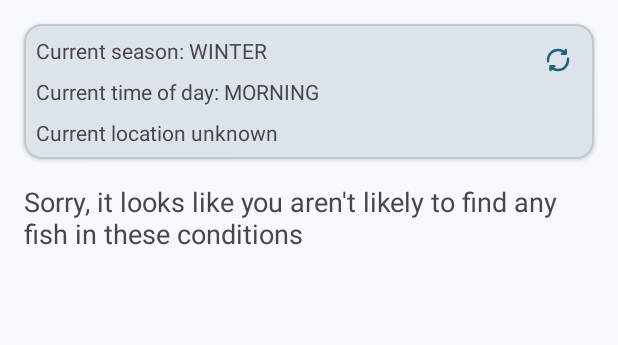
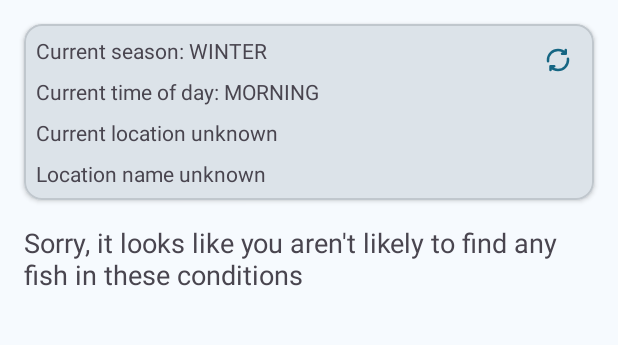
Before and after one commit to LoreMolinari/SmartAngler, an Android app: the screen it shows after launch (MainActivity), on a phone screen of 412 x 824 dp, the part 200-545 px from its top. Run offline under Robolectric (Android 15) with nearby library versions, the phone set to English and light mode, and no system bars; our stand-ins replace navigation-ui.

Commit message:
Displaying current location name if known

```diff
--- a/app/src/main/java/com/smartangler/smartangler/ui/home/HomeFragment.java
+++ b/app/src/main/java/com/smartangler/smartangler/ui/home/HomeFragment.java
@@ -43,7 +43,7 @@ public class HomeFragment extends Fragment {
     private Vertex currentLocation;
 
     private Button refreshButton;
-    private TextView seasonText, timeOfDayText, locationText, noFishLikelyText;
+    private TextView seasonText, timeOfDayText, locationText, locationNameText, noFishLikelyText;
     private RecyclerView recyclerView;
     private FragmentHomeBinding binding;
 
@@ -71,6 +71,9 @@ public class HomeFragment extends Fragment {
 
         locationText = root.findViewById(R.id.current_location_text);
         locationText.setText(getString(R.string.current_location_unknown));
+
+        locationNameText = root.findViewById(R.id.location_name_text);
+        locationNameText.setText(getString(R.string.location_name_unknown));
 
         noFishLikelyText = root.findViewById(R.id.no_fish_likely_text);
 
@@ -101,6 +104,8 @@ public class HomeFragment extends Fragment {
                         locationText.setText(getString(R.string.current_location,
                                 currentLocation.getLatitude(),
                                 currentLocation.getLongitude()));
+                        locationNameText.setText(getString(R.string.location_name,
+                                SmartAnglerOpenHelper.getCurrentFishingLocation(getContext(), currentLocation).getName()));
                     } else {
                         Toast.makeText(getContext(), "Location unavailable", Toast.LENGTH_SHORT).show();
                         Log.d("Location service", "Location unavailable");
--- a/app/src/main/res/layout/fragment_home.xml
+++ b/app/src/main/res/layout/fragment_home.xml
@@ -101,6 +101,21 @@
                 app:layout_constraintStart_toStartOf="parent"
                 app:layout_constraintTop_toBottomOf="@+id/current_time_of_day_text"
                 app:layout_constraintVertical_bias="0.0" />
+
+            <TextView
+                android:id="@+id/location_name_text"
+                android:layout_width="0dp"
+                android:layout_height="wrap_content"
+                android:layout_marginStart="8dp"
+                android:layout_marginTop="8dp"
+                android:layout_marginEnd="8dp"
+                android:layout_marginBottom="8dp"
+                android:text="@string/location_name"
+                app:layout_constraintBottom_toBottomOf="parent"
+                app:layout_constraintEnd_toEndOf="parent"
+                app:layout_constraintStart_toStartOf="parent"
+                app:layout_constraintTop_toBottomOf="@+id/current_location_text"
+                app:layout_constraintVertical_bias="0.0" />
         </androidx.constraintlayout.widget.ConstraintLayout>
 
     </com.google.android.material.card.MaterialCardView>
--- a/app/src/main/res/values/strings.xml
+++ b/app/src/main/res/values/strings.xml
@@ -80,5 +80,7 @@
     <string name="current_time_of_day">Current time of day: <xliff:g id="time_of_day">%s</xliff:g></string>
     <string name="current_location">Current location: <xliff:g id="latitude">%f</xliff:g> <xliff:g id="longitude">%f</xliff:g></string>
     <string name="current_location_unknown">Current location unknown</string>
+    <string name="location_name">Location name: <xliff:g id="location">%s</xliff:g></string>
+    <string name="location_name_unknown">Location name unknown</string>
     <string name="no_fish_likely">Sorry, it looks like you aren\'t likely to find any fish in these conditions</string>
 </resources>
```
Also changed, not shown: app/src/main/java/com/smartangler/smartangler/SmartAnglerOpenHelper.java (+40 -1 lines).
